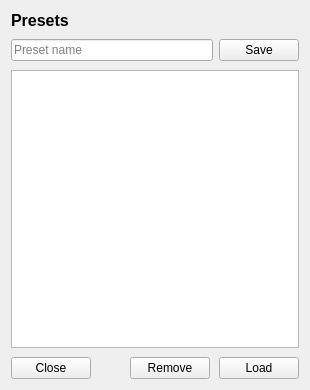
Before: the Qt Designer form src/interface/fragment/PresetFragment.ui in Audio4Linux/JDSP4Linux, drawn with Qt 5.
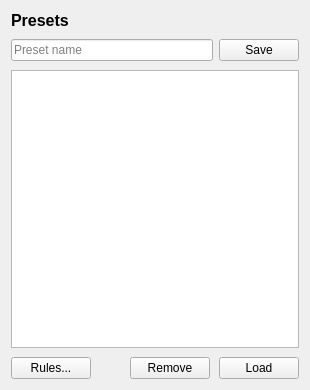
After: the same form once the commit is applied.

What changed in the file:
```diff
--- a/src/interface/fragment/PresetFragment.ui
+++ b/src/interface/fragment/PresetFragment.ui
@@ -85,7 +85,7 @@
      <item>
       <widget class="QPushButton" name="close">
        <property name="text">
-        <string>Close</string>
+        <string>Rules...</string>
        </property>
       </widget>
      </item>
```
Left out of the diff: 2 changed lines with no effect on the pictures.
